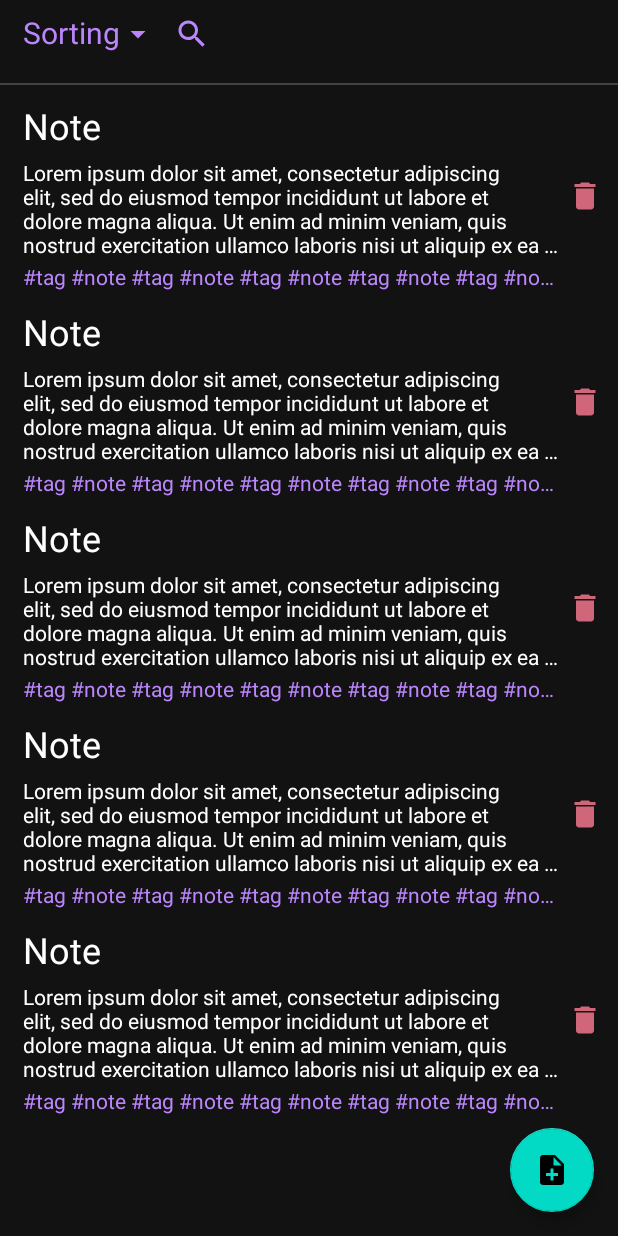
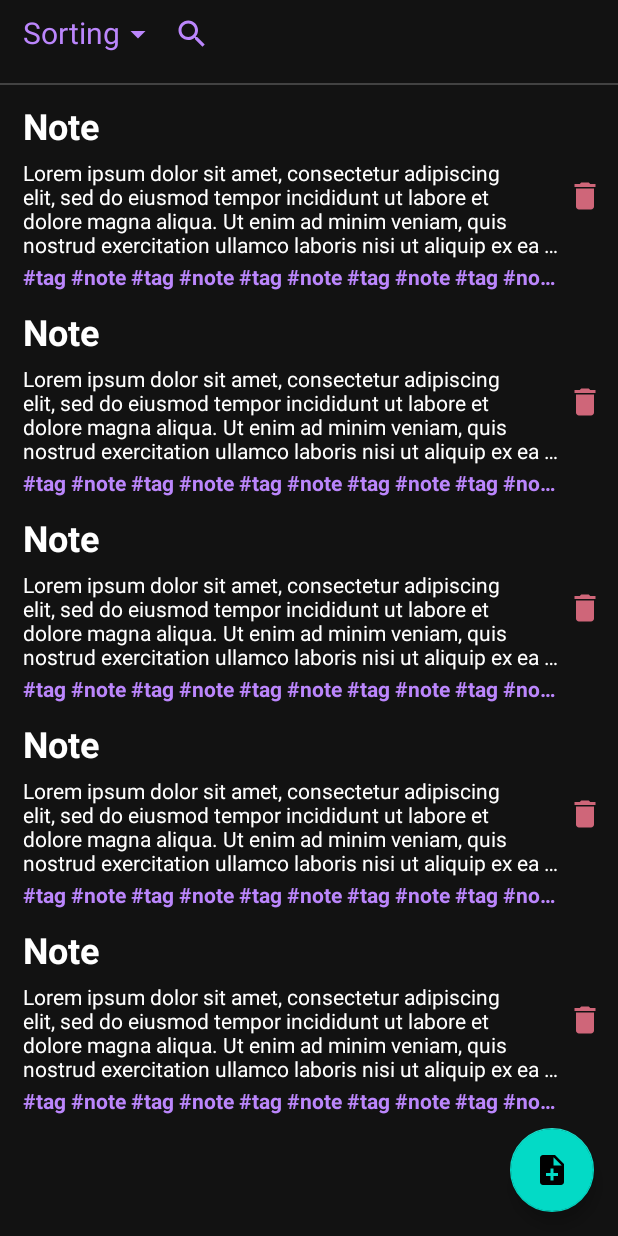
Before and after one commit to japanese-goblinn/labs, an Android app: the layout fragment_notes_list.xml on its own in the app's theme, with its tools: preview values and no code run, on a phone screen of 412 x 824 dp. Run offline under Robolectric (Android 15) with nearby library versions, the phone set to English and light mode, and no system bars.

Commit message:
Little design changes

```diff
--- a/term5/PPO/NotesAndroid/app/src/main/java/com/example/notes/db/Database.kt
+++ b/term5/PPO/NotesAndroid/app/src/main/java/com/example/notes/db/Database.kt
@@ -81,7 +81,7 @@ abstract class Database: RoomDatabase() {
 
             val tagId = tagsDao.insert(Tag(name = "note"))
             val tagId2 = tagsDao.insert(Tag(name = "Cool"))
-            val note = notesDao.insert(Note(title = "A", content = null)).toInt()
+            val note = notesDao.insert(Note(title = "C", content = null)).toInt()
             notesTagsDao.insert(
                 NoteTag(
                     noteId = note,
--- a/term5/PPO/NotesAndroid/app/src/main/res/layout/note_list_cell.xml
+++ b/term5/PPO/NotesAndroid/app/src/main/res/layout/note_list_cell.xml
@@ -19,6 +19,7 @@
         android:text="Note"
         android:textColor="@color/colorTextPrimary"
         android:textSize="24sp"
+        android:textStyle="bold"
         app:layout_constraintEnd_toStartOf="@+id/deleteNote"
         app:layout_constraintStart_toStartOf="parent"
         app:layout_constraintTop_toTopOf="parent" />
@@ -64,6 +65,7 @@
         android:maxLines="1"
         android:text="#tag #note #tag #note #tag #note #tag #note #tag #note #tag #note"
         android:textColor="@color/colorAccent"
+        android:textStyle="bold"
         app:layout_constraintBottom_toBottomOf="parent"
         app:layout_constraintEnd_toStartOf="@+id/deleteNote"
         app:layout_constraintStart_toStartOf="parent"
```
Also changed, not shown: term5/PPO/NotesAndroid/app/src/main/res/layout/fragment_note_detail.xml (+5 -3 lines).
